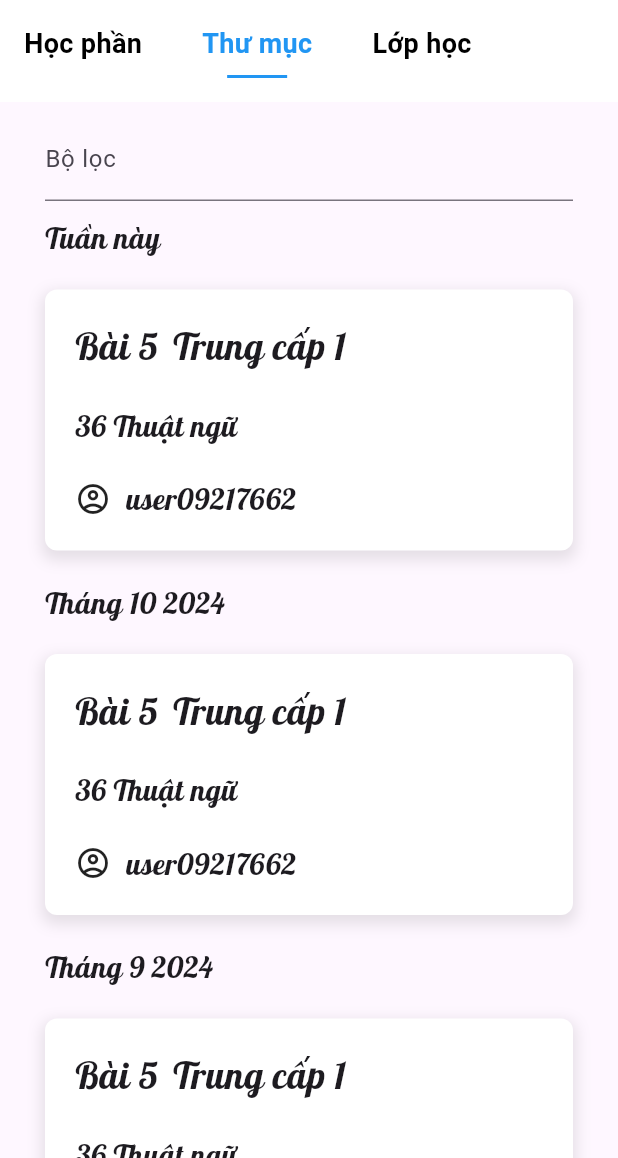
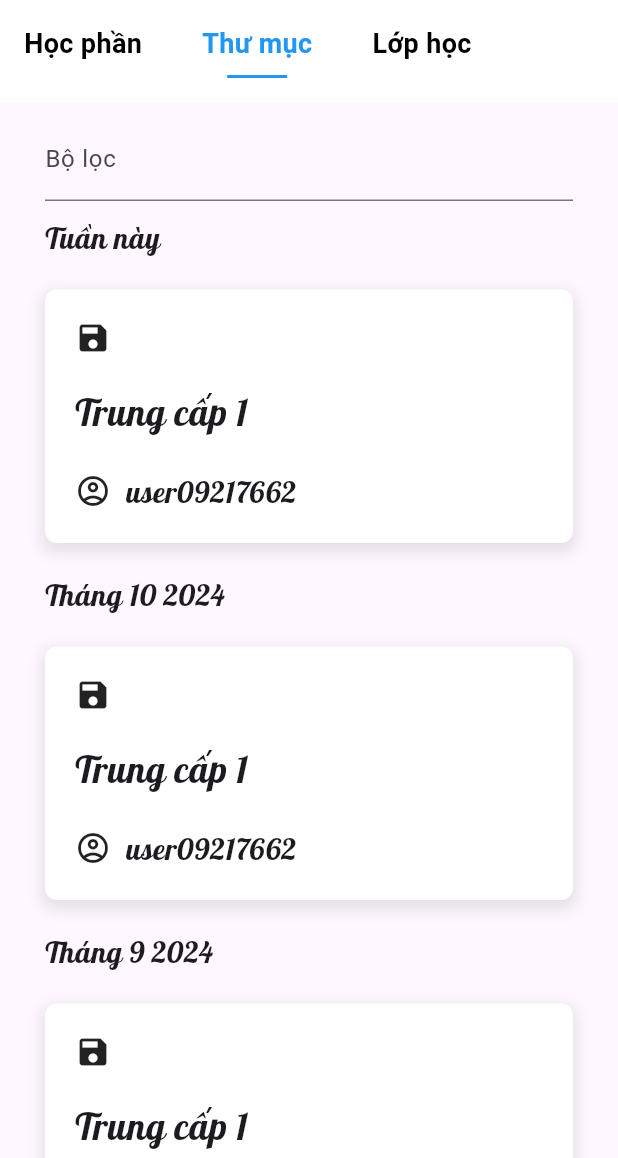
Before and after one commit to quangthangit/Vocab-Korea, a Flutter app: the LibraryPage screen opened directly, after a tap on "Thư mục", on a phone screen of 412 x 824 dp, the part 78-1236 px from its top. Run offline on Flutter 3.47's test engine with Material 3 defaults, Android fonts, the phone set to English and light mode, and no system bars; our stand-ins replace curved_navigation_bar.

Commit message:
update ui library

```diff
--- a/lib/components/VocabularyLesson.dart
+++ b/lib/components/VocabularyLesson.dart
@@ -31,7 +31,7 @@ class VocabularyLesson extends StatelessWidget {
           ),
           SizedBox(height: 20,),
           Align(
-            alignment: Alignment.centerLeft, // Đặt căn lề bên trái
+            alignment: Alignment.centerLeft,
             child: Text('36 Thuật ngữ', style: TextStyle(fontSize: 20, fontFamily: 'Lobster')),
           ),
           SizedBox(height: 20,),
--- a/lib/main.dart
+++ b/lib/main.dart
@@ -52,7 +52,7 @@ class _MyHomePageState extends State<MyHomePage> {
   }
 
   void _onNavBarTap(int index) {
-    if (index == 2) { // Check if "Add" icon is tapped
+    if (index == 2) {
       _showAddForm();
     } else {
       _pageController.jumpToPage(index);
@@ -90,7 +90,7 @@ class _MyHomePageState extends State<MyHomePage> {
           Icon(Icons.add_chart, color: Colors.white, size: 30),
           Icon(Icons.account_circle, color: Colors.white, size: 30),
         ],
-        onTap: _onNavBarTap, // Make sure to set this
+        onTap: _onNavBarTap,
       ),
     );
   }
--- a/lib/pages/LibraryPage.dart
+++ b/lib/pages/LibraryPage.dart
@@ -1,75 +1,49 @@
 import 'package:flutter/material.dart';
-import 'package:vocabkpop/components/VocabularyLesson.dart';
+import 'package:vocabkpop/widget/library/ClassRoomList.dart';
+import 'package:vocabkpop/widget/library/FolderList.dart';
 import 'package:vocabkpop/widget/LibraryBar.dart';
+import 'package:vocabkpop/widget/library/VocabularyLessonList.dart';
 
-class LibraryPage extends StatelessWidget {
+class LibraryPage extends StatefulWidget {
   const LibraryPage({super.key});
 
   @override
+  _LibraryPageState createState() => _LibraryPageState();
+}
+
+class _LibraryPageState extends State<LibraryPage> {
+  int _selectedIndex = 0;
+
+  void _onItemTapped(int index) {
+    setState(() {
+      _selectedIndex = index;
+    });
+  }
+
+  @override
   Widget build(BuildContext context) {
+    Widget content;
+    switch (_selectedIndex) {
+      case 0:
+        content = const VocabularyLessonList();
+        break;
+      case 1:
+        content = const FolderList();
+        break;
+      case 2:
+        content = const ClassRoomList();
+        break;
+      default:
+        content = const VocabularyLessonList();
+    }
+
     return Scaffold(
       body: SafeArea(
         child: Column(
           children: [
-            const LibraryBar(),
+            LibraryBar(onItemTapped: _onItemTapped),
             Expanded(
-              child: ListView(
-                children: [
-                  const SizedBox(height: 10,),
-                  Row(
-                    children: [
-                      Expanded(
-                        child: Container(
-                          margin: const EdgeInsets.symmetric(horizontal: 30),
-                          child: TextFormField(
-                            decoration: const InputDecoration(
-                              labelText: 'Bộ lọc',
-                              floatingLabelBehavior: FloatingLabelBehavior.auto,
-                            ),
-                          ),
-                        ),
-                      ),
-                    ],
-                  ),
-                  const SizedBox(height: 10,),
-                  const Column(
-                    children: [
-                      Padding(
-                        padding: EdgeInsets.symmetric(horizontal: 30.0),
-                        child: Align(
-                          alignment: Alignment.centerLeft,
-                          child: Text('Tuần này', style: TextStyle(fontSize: 20, fontFamily: 'Lobster')),
-                        ),
-                      ),
-                      VocabularyLesson(),
-                    ],
-                  ),
-                  const Column(
-                    children: [
-                      Padding(
-                        padding: EdgeInsets.symmetric(horizontal: 30.0),
-                        child: Align(
-                          alignment: Alignment.centerLeft,
-                          child: Text('Tháng 10 2024', style: TextStyle(fontSize: 20, fontFamily: 'Lobster')),
-                        ),
-                      ),
-                      VocabularyLesson(),
-                    ],
-                  ),
-                  const Column(
-                    children: [
-                      Padding(
-                        padding: EdgeInsets.symmetric(horizontal: 30.0),
-                        child: Align(
-                          alignment: Alignment.centerLeft,
-                          child: Text('Tháng 9 2024', style: TextStyle(fontSize: 20, fontFamily: 'Lobster')),
-                        ),
-                      ),
-                      VocabularyLesson(),
-                    ],
-                  ),
-                ],
-              ),
+              child: content,
             ),
           ],
         ),
--- a/lib/widget/HomeBar.dart
+++ b/lib/widget/HomeBar.dart
@@ -8,7 +8,7 @@ class HomeBar extends StatelessWidget {
   Widget build(BuildContext context) {
     return Container(
       decoration: const BoxDecoration(
-        color: app_color.AppColors.backgroundColor, // Moved color here
+        color: app_color.AppColors.backgroundColor,
         borderRadius: BorderRadius.only(
           bottomLeft: Radius.circular(20),
           bottomRight: Radius.circular(20),
--- a/lib/widget/LibraryBar.dart
+++ b/lib/widget/LibraryBar.dart
@@ -1,14 +1,15 @@
 import 'package:flutter/material.dart';
+class LibraryBar extends StatefulWidget {
+  final Function(int) onItemTapped;
 
-class LibraryBar extends StatefulWidget {
-  const LibraryBar({super.key});
+  const LibraryBar({super.key, required this.onItemTapped});
 
   @override
   _LibraryBarState createState() => _LibraryBarState();
 }
 
 class _LibraryBarState extends State<LibraryBar> {
-  int _selectedIndex = 0; // Chỉ số của lựa chọn hiện tại
+  int _selectedIndex = 0;
 
   @override
   Widget build(BuildContext context) {
@@ -22,7 +23,7 @@ class _LibraryBarState extends State<LibraryBar> {
             children: [
               Text(
                 'Thư viện',
-                  style: TextStyle(fontSize: 25,fontFamily: 'Lobster')
+                style: TextStyle(fontSize: 25, fontFamily: 'Lobster'),
               ),
               Icon(Icons.add),
             ],
@@ -32,9 +33,9 @@ class _LibraryBarState extends State<LibraryBar> {
             mainAxisAlignment: MainAxisAlignment.start,
             children: [
               _buildChoice(0, 'Học phần'),
-              const SizedBox(width: 40,),
+              const SizedBox(width: 40),
               _buildChoice(1, 'Thư mục'),
-              const SizedBox(width: 40,),
+              const SizedBox(width: 40),
               _buildChoice(2, 'Lớp học'),
             ],
           ),
@@ -50,6 +51,7 @@ class _LibraryBarState extends State<LibraryBar> {
         setState(() {
           _selectedIndex = index;
         });
+        widget.onItemTapped(index);
       },
       child: Column(
         children: [
--- /dev/null
+++ b/lib/widget/library/ClassRoomList.dart
@@ -0,0 +1,68 @@
+import 'package:flutter/material.dart';
+import 'package:vocabkpop/components/ClassRoom.dart';
+import 'package:vocabkpop/components/VocabularyLesson.dart';
+
+class ClassRoomList extends StatelessWidget {
+  const ClassRoomList({super.key});
+
+  @override
+  Widget build(BuildContext context) {
+    return ListView(
+      children: [
+        const SizedBox(height: 10),
+        Row(
+          children: [
+            Expanded(
+              child: Container(
+                margin: const EdgeInsets.symmetric(horizontal: 30),
+                child: TextFormField(
+                  decoration: const InputDecoration(
+                    labelText: 'Bộ lọc',
+                    floatingLabelBehavior: FloatingLabelBehavior.auto,
+                  ),
+                ),
+              ),
+            ),
+          ],
+        ),
+        const SizedBox(height: 10),
+        const Column(
+          children: [
+            Padding(
+              padding: EdgeInsets.symmetric(horizontal: 30.0),
+              child: Align(
+                alignment: Alignment.centerLeft,
+                child: Text('Tuần này', style: TextStyle(fontSize: 20, fontFamily: 'Lobster')),
+              ),
+            ),
+            ClassRoom()
+          ],
+        ),
+        const Column(
+          children: [
+            Padding(
+              padding: EdgeInsets.symmetric(horizontal: 30.0),
+              child: Align(
+                alignment: Alignment.centerLeft,
+                child: Text('Tháng 10 2024', style: TextStyle(fontSize: 20, fontFamily: 'Lobster')),
+              ),
+            ),
+            ClassRoom()
+          ],
+        ),
+        const Column(
+          children: [
+            Padding(
+              padding: EdgeInsets.symmetric(horizontal: 30.0),
+              child: Align(
+                alignment: Alignment.centerLeft,
+                child: Text('Tháng 9 2024', style: TextStyle(fontSize: 20, fontFamily: 'Lobster')),
+              ),
+            ),
+            ClassRoom()
+          ],
+        ),
+      ],
+    );
+  }
+}
--- /dev/null
+++ b/lib/widget/library/FolderList.dart
@@ -0,0 +1,71 @@
+import 'package:flutter/material.dart';
+import 'package:vocabkpop/components/LessonList.dart';
+
+import '../../components/VocabularyLesson.dart';
+
+class FolderList extends StatelessWidget {
+  const FolderList({super.key});
+
+  @override
+  Widget build(BuildContext context) {
+    return Expanded(
+      child: ListView(
+        children: [
+          const SizedBox(height: 10),
+          Row(
+            children: [
+              Expanded(
+                child: Container(
+                  margin: const EdgeInsets.symmetric(horizontal: 30),
+                  child: TextFormField(
+                    decoration: const InputDecoration(
+                      labelText: 'Bộ lọc',
+                      floatingLabelBehavior: FloatingLabelBehavior.auto,
+                    ),
+                  ),
+                ),
+              ),
+            ],
+          ),
+          const SizedBox(height: 10),
+          const Column(
+            children: [
+              Padding(
+                padding: EdgeInsets.symmetric(horizontal: 30.0),
+                child: Align(
+                  alignment: Alignment.centerLeft,
+                  child: Text('Tuần này', style: TextStyle(fontSize: 20, fontFamily: 'Lobster')),
+                ),
+              ),
+              LessonList()
+            ],
+          ),
+          const Column(
+            children: [
+              Padding(
+                padding: EdgeInsets.symmetric(horizontal: 30.0),
+                child: Align(
+                  alignment: Alignment.centerLeft,
+                  child: Text('Tháng 10 2024', style: TextStyle(fontSize: 20, fontFamily: 'Lobster')),
+                ),
+              ),
+              LessonList()
+            ],
+          ),
+          const Column(
+            children: [
+              Padding(
+                padding: EdgeInsets.symmetric(horizontal: 30.0),
+                child: Align(
+                  alignment: Alignment.centerLeft,
+                  child: Text('Tháng 9 2024', style: TextStyle(fontSize: 20, fontFamily: 'Lobster')),
+                ),
+              ),
+              LessonList()
+            ],
+          ),
+        ],
+      ),
+    );
+  }
+}
--- /dev/null
+++ b/lib/widget/library/VocabularyLessonList.dart
@@ -0,0 +1,67 @@
+import 'package:flutter/material.dart';
+import 'package:vocabkpop/components/VocabularyLesson.dart';
+
+class VocabularyLessonList extends StatelessWidget {
+  const VocabularyLessonList({super.key});
+
+  @override
+  Widget build(BuildContext context) {
+    return ListView(
+      children: [
+        const SizedBox(height: 10),
+        Row(
+          children: [
+            Expanded(
+              child: Container(
+                margin: const EdgeInsets.symmetric(horizontal: 30),
+                child: TextFormField(
+                  decoration: const InputDecoration(
+                    labelText: 'Bộ lọc',
+                    floatingLabelBehavior: FloatingLabelBehavior.auto,
+                  ),
+                ),
+              ),
+            ),
+          ],
+        ),
+        const SizedBox(height: 10),
+        const Column(
+          children: [
+            Padding(
+              padding: EdgeInsets.symmetric(horizontal: 30.0),
+              child: Align(
+                alignment: Alignment.centerLeft,
+                child: Text('Tuần này', style: TextStyle(fontSize: 20, fontFamily: 'Lobster')),
+              ),
+            ),
+            VocabularyLesson(),
+          ],
+        ),
+        const Column(
+          children: [
+            Padding(
+              padding: EdgeInsets.symmetric(horizontal: 30.0),
+              child: Align(
+                alignment: Alignment.centerLeft,
+                child: Text('Tháng 10 2024', style: TextStyle(fontSize: 20, fontFamily: 'Lobster')),
+              ),
+            ),
+            VocabularyLesson(),
+          ],
+        ),
+        const Column(
+          children: [
+            Padding(
+              padding: EdgeInsets.symmetric(horizontal: 30.0),
+              child: Align(
+                alignment: Alignment.centerLeft,
+                child: Text('Tháng 9 2024', style: TextStyle(fontSize: 20, fontFamily: 'Lobster')),
+              ),
+            ),
+            VocabularyLesson(),
+          ],
+        ),
+      ],
+    );
+  }
+}
```
